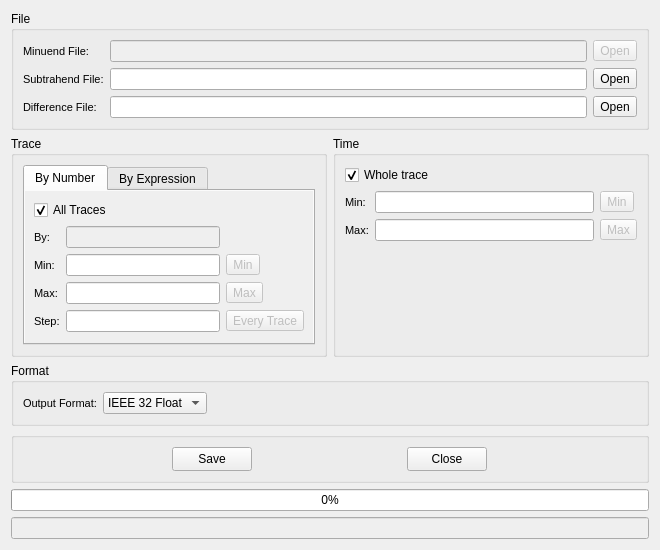
The window that SeiSeeMp/diffdialog.ui (wangweiwei104/SeiSee) describes before a commit, drawn with Qt 5.
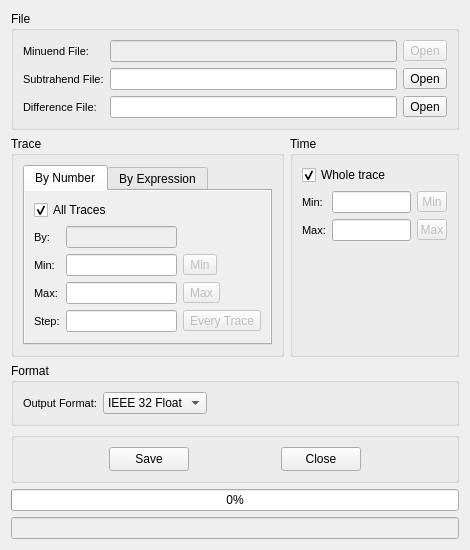
The same window after the commit. Icons and pictures are not drawn. Custom widgets are drawn as their Qt base class.

Patch:
```diff
--- a/SeiSeeMp/diffdialog.ui
+++ b/SeiSeeMp/diffdialog.ui
@@ -6,8 +6,8 @@
    <rect>
     <x>0</x>
     <y>0</y>
-    <width>660</width>
-    <height>550</height>
+    <width>470</width>
+    <height>520</height>
    </rect>
   </property>
   <property name="windowTitle">
@@ -716,10 +716,5 @@
    <extends>QCheckBox</extends>
    <header>customcontrols.h</header>
   </customwidget>
-  <customwidget>
-   <class>CustomRadioButton</class>
-   <extends>QRadioButton</extends>
-   <header>customcontrols.h</header>
-  </customwidget>
  </customwidgets>
 </ui>
```
Left out of the diff: 36 changed lines with no effect on the pictures.
